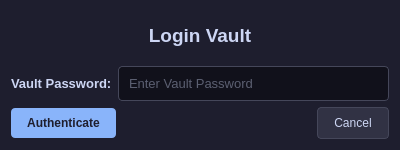
First picture: the form in SiriusVaultGUI/src/ui/dialog_vault_login.ui, repository Ghospicer/SiriusVault, before the edit.
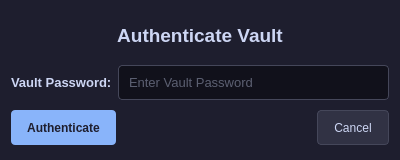
Second picture: the form after the edit. Icons and pictures are not drawn.

Patch:
```diff
--- a/SiriusVaultGUI/src/ui/dialog_vault_login.ui
+++ b/SiriusVaultGUI/src/ui/dialog_vault_login.ui
@@ -7,9 +7,15 @@
     <x>0</x>
     <y>0</y>
     <width>400</width>
-    <height>150</height>
+    <height>160</height>
    </rect>
   </property>
+  <property name="minimumSize">
+   <size>
+    <width>400</width>
+    <height>160</height>
+   </size>
+  </property>
   <property name="windowTitle">
    <string>Authenticate Vault</string>
   </property>
@@ -27,6 +33,18 @@
   <layout class="QVBoxLayout" name="verticalLayout">
    <item>
     <widget class="QLabel" name="label">
+     <property name="minimumSize">
+      <size>
+       <width>0</width>
+       <height>40</height>
+      </size>
+     </property>
+     <property name="maximumSize">
+      <size>
+       <width>16777215</width>
+       <height>40</height>
+      </size>
+     </property>
      <property name="styleSheet">
       <string notr="true">QLabel {
     color: #cdd6f4;
@@ -35,7 +53,7 @@
 }</string>
      </property>
      <property name="text">
-      <string>Login Vault</string>
+      <string>Authenticate Vault</string>
      </property>
      <property name="alignment">
       <set>Qt::AlignCenter</set>
@@ -46,6 +64,18 @@
     <layout class="QHBoxLayout" name="horizontalLayout">
      <item>
       <widget class="QLabel" name="label_3">
+       <property name="minimumSize">
+        <size>
+         <width>0</width>
+         <height>35</height>
+        </size>
+       </property>
+       <property name="maximumSize">
+        <size>
+         <width>16777215</width>
+         <height>35</height>
+        </size>
+       </property>
        <property name="styleSheet">
         <string notr="true">QLabel {
     color: #cdd6f4;
@@ -60,6 +90,18 @@
      </item>
      <item>
       <widget class="QLineEdit" name="input_dialog_vLogin_vpassword">
+       <property name="minimumSize">
+        <size>
+         <width>0</width>
+         <height>35</height>
+        </size>
+       </property>
+       <property name="maximumSize">
+        <size>
+         <width>16777215</width>
+         <height>35</height>
+        </size>
+       </property>
        <property name="styleSheet">
         <string notr="true">QLineEdit {
     background-color: #11111b;
@@ -88,6 +130,18 @@
     <layout class="QHBoxLayout" name="horizontalLayout_2">
      <item>
       <widget class="QPushButton" name="btn_dialog_vLogin_auth">
+       <property name="minimumSize">
+        <size>
+         <width>0</width>
+         <height>35</height>
+        </size>
+       </property>
+       <property name="maximumSize">
+        <size>
+         <width>16777215</width>
+         <height>35</height>
+        </size>
+       </property>
        <property name="styleSheet">
         <string notr="true">QPushButton {
     background-color: #89b4fa;
@@ -126,6 +180,18 @@
      </item>
      <item>
       <widget class="QPushButton" name="btn_dialog_vLogin_cancel">
+       <property name="minimumSize">
+        <size>
+         <width>0</width>
+         <height>35</height>
+        </size>
+       </property>
+       <property name="maximumSize">
+        <size>
+         <width>16777215</width>
+         <height>35</height>
+        </size>
+       </property>
        <property name="styleSheet">
         <string notr="true">QPushButton {
     background-color: #313244;
```
